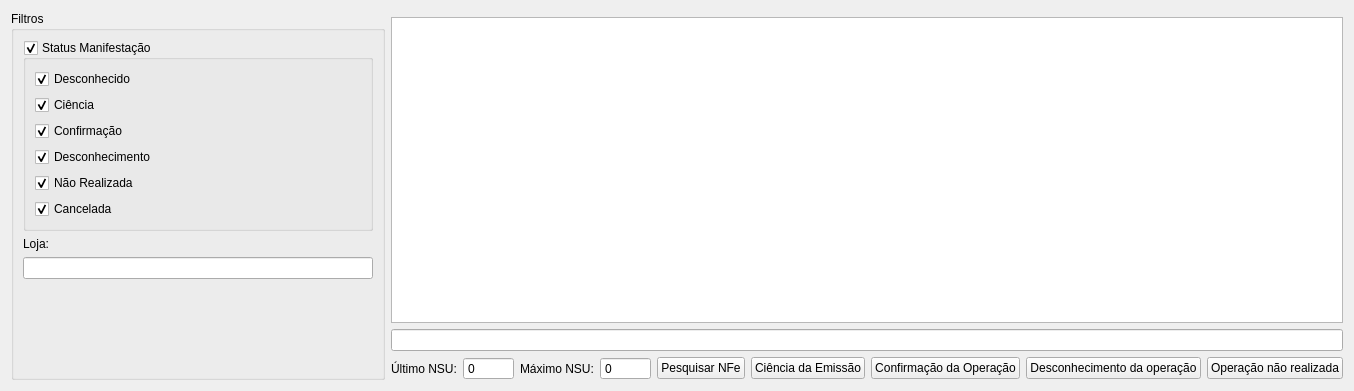
The window that ui/nfedistribuicao.ui (darktorres/ERP-STACCATO) describes before a commit, drawn with Qt 5.
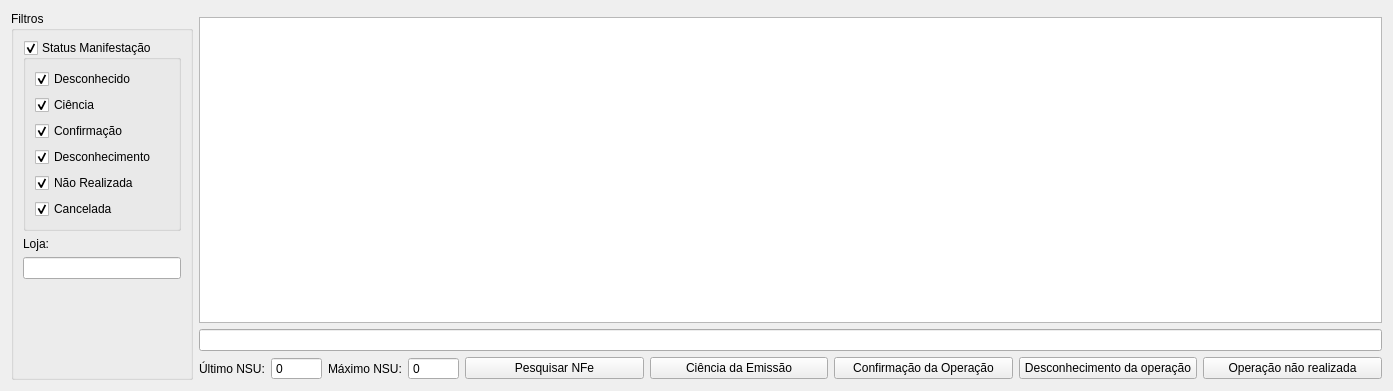
The same window after the commit. Custom widgets are drawn as their Qt base class.

Patch:
```diff
--- a/ui/nfedistribuicao.ui
+++ b/ui/nfedistribuicao.ui
@@ -6,7 +6,7 @@
    <rect>
     <x>0</x>
     <y>0</y>
-    <width>1354</width>
+    <width>1393</width>
     <height>391</height>
    </rect>
   </property>
@@ -257,7 +257,14 @@
        </widget>
       </item>
       <item row="2" column="0">
-       <widget class="ItemBox" name="itemBoxLoja"/>
+       <widget class="ItemBox" name="itemBoxLoja">
+        <property name="sizePolicy">
+         <sizepolicy hsizetype="Preferred" vsizetype="Fixed">
+          <horstretch>0</horstretch>
+          <verstretch>0</verstretch>
+         </sizepolicy>
+        </property>
+       </widget>
       </item>
      </layout>
     </widget>
```
